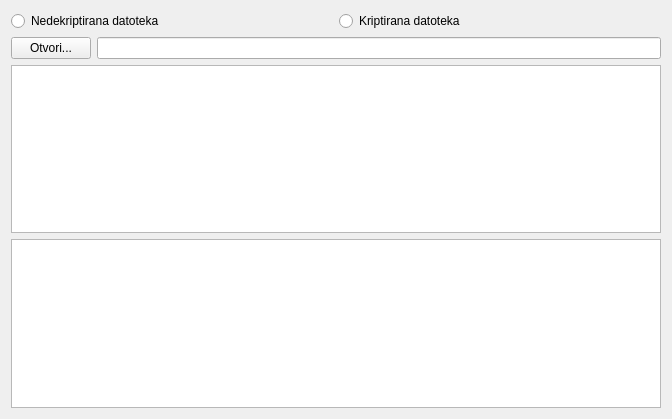
jospudja/Digitalni-potpis, file DigitalniPotpis/decryptionwindow.ui: the form before one commit.
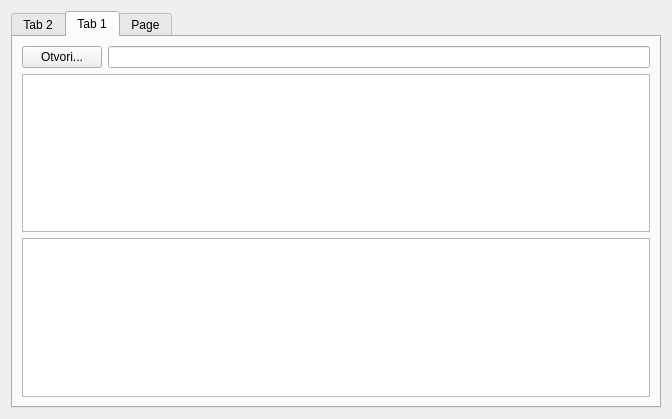
The form after the commit.

```diff
--- a/DigitalniPotpis/decryptionwindow.ui
+++ b/DigitalniPotpis/decryptionwindow.ui
@@ -14,25 +14,27 @@
    <string>Form</string>
   </property>
   <layout class="QGridLayout" name="gridLayout">
-   <item row="0" column="0">
-    <layout class="QHBoxLayout" name="horizontalLayout_2">
-     <item>
-      <widget class="QRadioButton" name="radioButton_2">
-       <property name="text">
-        <string>Nedekriptirana datoteka</string>
-       </property>
-      </widget>
-     </item>
-     <item>
-      <widget class="QRadioButton" name="radioButton">
-       <property name="text">
-        <string>Kriptirana datoteka</string>
-       </property>
-      </widget>
-     </item>
-    </layout>
-   </item>
    <item row="1" column="0">
+    <layout class="QHBoxLayout" name="horizontalLayout_2"/>
+   </item>
+   <item row="0" column="0">
+    <widget class="QTabWidget" name="tabWidget">
+     <property name="currentIndex">
+      <number>1</number>
+     </property>
+     <widget class="QWidget" name="tab_2">
+      <attribute name="title">
+       <string>Tab 2</string>
+      </attribute>
+     </widget>
+     <widget class="QWidget" name="tab">
+      <attribute name="title">
+       <string>Tab 1</string>
+      </attribute>
+      <layout class="QGridLayout" name="gridLayout_2">
+       <item row="0" column="0">
+        <layout class="QVBoxLayout" name="verticalLayout">
+         <item>
     <layout class="QHBoxLayout" name="horizontalLayout_3">
      <item>
       <widget class="QPushButton" name="btnFilePath">
@@ -46,8 +48,6 @@
      </item>
     </layout>
    </item>
-   <item row="2" column="0">
-    <layout class="QVBoxLayout" name="verticalLayout">
      <item>
       <widget class="QTextBrowser" name="txtSadrzajDatoteke"/>
      </item>
@@ -55,6 +55,15 @@
       <widget class="QTextBrowser" name="txtKriptiraniSadrzajDatoteke"/>
      </item>
     </layout>
+       </item>
+      </layout>
+     </widget>
+     <widget class="QWidget" name="tab_3">
+      <attribute name="title">
+       <string>Page</string>
+      </attribute>
+     </widget>
+    </widget>
    </item>
   </layout>
  </widget>
```
Lines whose indentation alone changed are shown as unchanged.
